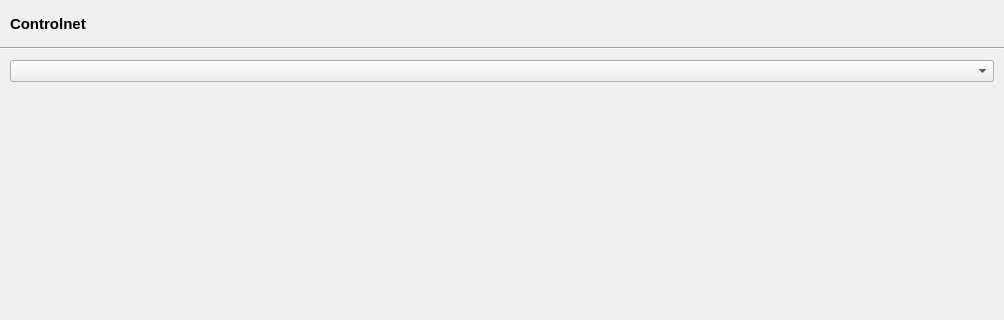
Capsize-Games/airunner, file src/airunner/widgets/controlnet/templates/controlnet_settings_widget.ui: the form before one commit; both pictures show x 0 to 1004 and y 0 to 320 of the 1004 by 622 pixel window.
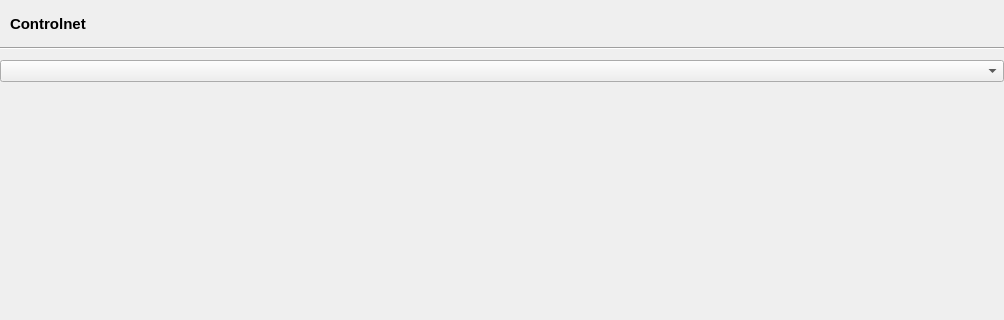
The form after the commit. Custom widgets are drawn as their Qt base class.

The edit to the form file:
```diff
--- a/src/airunner/widgets/controlnet/templates/controlnet_settings_widget.ui
+++ b/src/airunner/widgets/controlnet/templates/controlnet_settings_widget.ui
@@ -86,13 +86,13 @@
     <widget class="QWidget" name="widget_3" native="true">
      <layout class="QGridLayout" name="gridLayout">
       <property name="leftMargin">
-       <number>10</number>
+       <number>0</number>
       </property>
       <property name="topMargin">
        <number>0</number>
       </property>
       <property name="rightMargin">
-       <number>10</number>
+       <number>0</number>
       </property>
       <property name="bottomMargin">
        <number>0</number>
```
